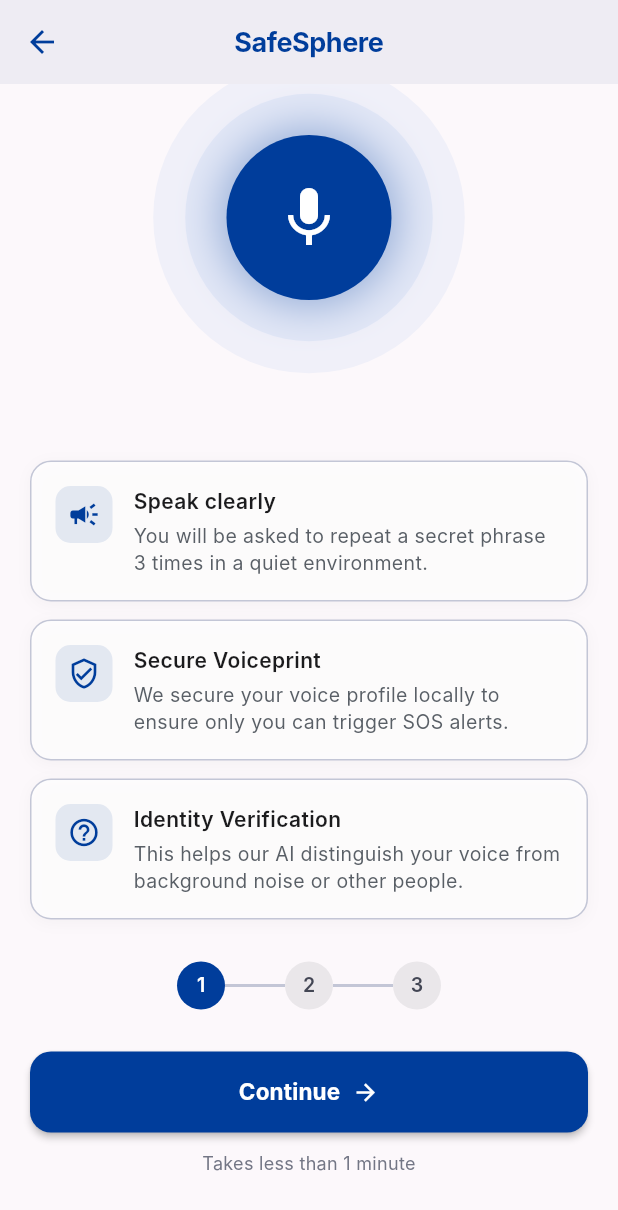
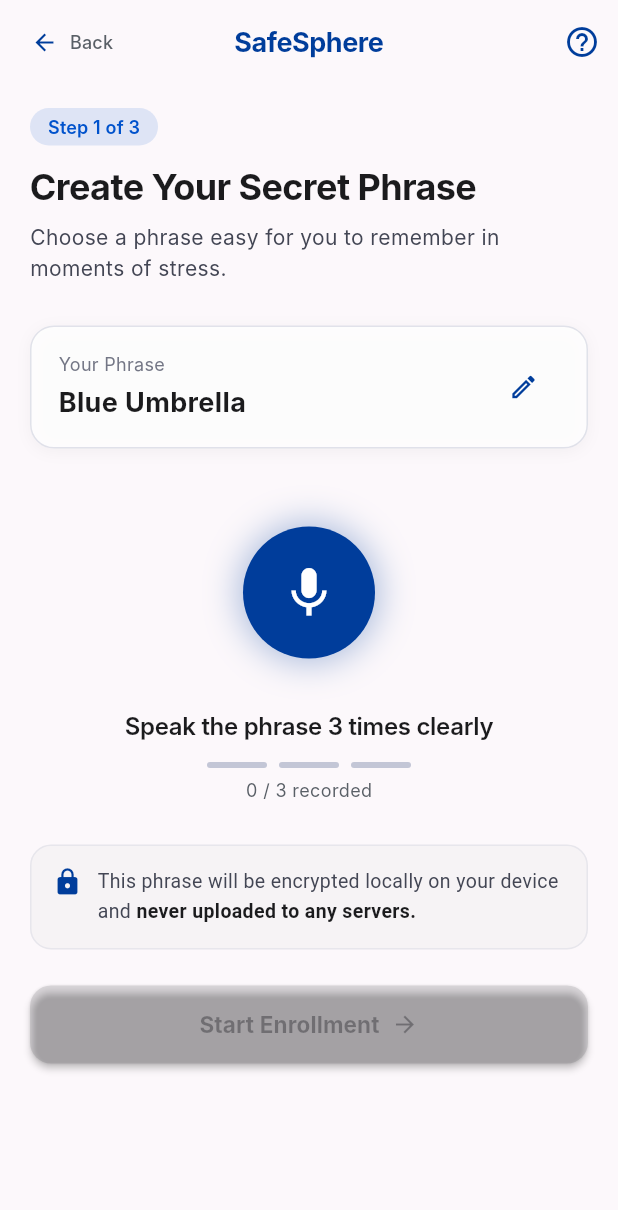
Before and after one commit to SidFlames/twoppl-v2v, a Flutter app: the VoiceEnrollmentIntroScreen screen opened directly, scrolled down 181 dp, after a tap on "Continue", on a phone screen of 412 x 824 dp. Shown: the top 1210 px of the screen. Run offline on Flutter 3.47's test engine with Material 3 defaults, Android fonts, the phone set to English and light mode, and no system bars; our stand-ins replace image_picker; Roboto replaces fonts that are missing (Inter).

Commit message:
secret phase recording done

```diff
--- /dev/null
+++ b/lumora/lib/screens/secret_phrase_setup_screen.dart
@@ -0,0 +1,529 @@
+import 'package:flutter/material.dart';
+
+class SecretPhraseSetupScreen extends StatefulWidget {
+  const SecretPhraseSetupScreen({super.key});
+
+  @override
+  State<SecretPhraseSetupScreen> createState() =>
+      _SecretPhraseSetupScreenState();
+}
+
+class _SecretPhraseSetupScreenState extends State<SecretPhraseSetupScreen>
+    with SingleTickerProviderStateMixin {
+  static const _primary = Color(0xFF003D9B);
+  static const _primaryContainer = Color(0xFF0052CC);
+  static const _secondary = Color(0xFF595F66);
+  static const _onSurface = Color(0xFF1B1B1D);
+  static const _onSurfaceVariant = Color(0xFF434654);
+  static const _outlineVariant = Color(0xFFC3C6D6);
+  static const _surfaceContainerLow = Color(0xFFF6F3F5);
+  static const _surface = Color(0xFFFCF8FB);
+
+  static const List<String> _suggestedPhrases = [
+    'Blue Umbrella',
+    'Golden Sunset',
+    'Purple Mountain',
+    'Silver Lighthouse',
+    'Crimson Falcon',
+  ];
+
+  late final AnimationController _pulseController;
+  late final Animation<double> _pulseScale;
+  late final Animation<double> _pulseOpacity;
+
+  String _selectedPhrase = 'Blue Umbrella';
+  bool _isRecording = false;
+  int _recordCount = 0; // 0 = none recorded yet
+
+  @override
+  void initState() {
+    super.initState();
+    _pulseController = AnimationController(
+      vsync: this,
+      duration: const Duration(milliseconds: 2000),
+    )..repeat();
+
+    _pulseScale = Tween<double>(begin: 1.0, end: 1.3).animate(
+      CurvedAnimation(parent: _pulseController, curve: Curves.easeInOut),
+    );
+    _pulseOpacity = Tween<double>(begin: 0.4, end: 0.0).animate(
+      CurvedAnimation(parent: _pulseController, curve: Curves.easeInOut),
+    );
+  }
+
+  @override
+  void dispose() {
+    _pulseController.dispose();
+    super.dispose();
+  }
+
+  void _toggleRecording() {
+    setState(() {
+      _isRecording = !_isRecording;
+    });
+
+    if (_isRecording) {
+      // Simulate recording for 2s then auto-stop and count
+      Future.delayed(const Duration(seconds: 2), () {
+        if (!mounted) return;
+        setState(() {
+          _isRecording = false;
+          if (_recordCount < 3) _recordCount++;
+        });
+      });
+    }
+  }
+
+  void _showEditPhraseDialog() {
+    String temp = _selectedPhrase;
+    showDialog<void>(
+      context: context,
+      builder: (ctx) {
+        return AlertDialog(
+          backgroundColor: _surface,
+          shape:
+              RoundedRectangleBorder(borderRadius: BorderRadius.circular(20)),
+          title: const Text(
+            'Choose a Phrase',
+            style: TextStyle(
+              fontSize: 18,
+              fontWeight: FontWeight.w700,
+              color: _onSurface,
+            ),
+          ),
+          content: SizedBox(
+            width: double.maxFinite,
+            child: Column(
+              mainAxisSize: MainAxisSize.min,
+              crossAxisAlignment: CrossAxisAlignment.start,
+              children: [
+                const Text(
+                  'Select a suggestion or type your own:',
+                  style: TextStyle(fontSize: 13, color: _secondary),
+                ),
+                const SizedBox(height: 12),
+                ..._suggestedPhrases.map((phrase) {
+                  return StatefulBuilder(builder: (ctx2, setInner) {
+                    final selected = temp == phrase;
+                    return GestureDetector(
+                      onTap: () => setInner(() => temp = phrase),
+                      child: Padding(
+                        padding: const EdgeInsets.symmetric(vertical: 6),
+                        child: Row(
+                          children: [
+                            Icon(
+                              selected
+                                  ? Icons.radio_button_checked
+                                  : Icons.radio_button_unchecked,
+                              color: selected ? _primary : const Color(0xFF737685),
+                              size: 20,
+                            ),
+                            const SizedBox(width: 10),
+                            Text(
+                              phrase,
+                              style: TextStyle(
+                                fontSize: 14,
+                                fontWeight: selected
+                                    ? FontWeight.w600
+                                    : FontWeight.w400,
+                                color: selected ? _primary : _onSurface,
+                              ),
+                            ),
+                          ],
+                        ),
+                      ),
+                    );
+                  });
+                }),
+                const SizedBox(height: 8),
+                TextField(
+                  decoration: InputDecoration(
+                    hintText: 'Or type your own phrase…',
+                    hintStyle:
+                        const TextStyle(fontSize: 13, color: Color(0xFF737685)),
+                    filled: true,
+                    fillColor: const Color(0xFFF0EDEF),
+                    contentPadding: const EdgeInsets.symmetric(
+                        horizontal: 14, vertical: 12),
+                    border: OutlineInputBorder(
+                      borderRadius: BorderRadius.circular(12),
+                      borderSide: BorderSide.none,
+                    ),
+                  ),
+                  onChanged: (v) => temp = v,
+                  style: const TextStyle(fontSize: 14, color: _onSurface),
+                ),
+              ],
+            ),
+          ),
+          actions: [
+            TextButton(
+              onPressed: () => Navigator.of(ctx).pop(),
+              child: const Text('Cancel',
+                  style: TextStyle(color: _secondary, fontSize: 14)),
+            ),
+            FilledButton(
+              style: FilledButton.styleFrom(
+                backgroundColor: _primary,
+                shape: RoundedRectangleBorder(
+                    borderRadius: BorderRadius.circular(10)),
+              ),
+              onPressed: () {
+                setState(() {
+                  _selectedPhrase = temp;
+                  _recordCount = 0; // Reset count on phrase change
+                });
+                Navigator.of(ctx).pop();
+              },
+              child: const Text('Save'),
+            ),
+          ],
+        );
+      },
+    );
+  }
+
+  @override
+  Widget build(BuildContext context) {
+    return Scaffold(
+      backgroundColor: _surface,
+      appBar: AppBar(
+        backgroundColor: _surface,
+        elevation: 0,
+        leading: TextButton.icon(
+          onPressed: () => Navigator.of(context).pop(),
+          icon: const Icon(Icons.arrow_back, color: _primary, size: 18),
+          label: const Text(
+            'Back',
+            style: TextStyle(
+              color: _secondary,
+              fontSize: 12,
+              fontWeight: FontWeight.w500,
+            ),
+          ),
+        ),
+        leadingWidth: 100,
+        title: const Text(
+          'SafeSphere',
+          style: TextStyle(
+            fontSize: 18,
+            fontWeight: FontWeight.w700,
+            color: _primary,
+            letterSpacing: -0.3,
+          ),
+        ),
+        centerTitle: true,
+        actions: [
+          IconButton(
+            icon: const Icon(Icons.help_outline, color: _primary),
+            onPressed: () {},
+          ),
+        ],
+      ),
+      body: SafeArea(
+        child: SingleChildScrollView(
+          padding: const EdgeInsets.fromLTRB(20, 16, 20, 24),
+          child: Column(
+            crossAxisAlignment: CrossAxisAlignment.start,
+            children: [
+              // Step badge
+              Container(
+                padding:
+                    const EdgeInsets.symmetric(horizontal: 12, vertical: 4),
+                decoration: BoxDecoration(
+                  color: _primaryContainer.withValues(alpha: 0.12),
+                  borderRadius: BorderRadius.circular(999),
+                ),
+                child: const Text(
+                  'Step 1 of 3',
+                  style: TextStyle(
+                    fontSize: 12,
+                    fontWeight: FontWeight.w600,
+                    color: _primaryContainer,
+                    letterSpacing: 0.1,
+                  ),
+                ),
+              ),
+              const SizedBox(height: 10),
+
+              // Title
+              const Text(
+                'Create Your Secret Phrase',
+                style: TextStyle(
+                  fontSize: 24,
+                  fontWeight: FontWeight.w700,
+                  color: _onSurface,
+                  letterSpacing: -0.4,
+                ),
+              ),
+              const SizedBox(height: 6),
+              const Text(
+                'Choose a phrase easy for you to remember in moments of stress.',
+                style: TextStyle(
+                  fontSize: 14,
+                  color: _onSurfaceVariant,
+                  height: 1.5,
+                ),
+              ),
+              const SizedBox(height: 28),
+
+              // Phrase display card
+              Container(
+                width: double.infinity,
+                padding: const EdgeInsets.symmetric(horizontal: 18, vertical: 16),
+                decoration: BoxDecoration(
+                  color: Colors.white.withValues(alpha: 0.80),
+                  borderRadius: BorderRadius.circular(16),
+                  border: Border.all(color: _outlineVariant.withValues(alpha: 0.5)),
+                  boxShadow: const [
+                    BoxShadow(
+                      color: Color(0x0A000000),
+                      blurRadius: 8,
+                      offset: Offset(0, 2),
+                    ),
+                  ],
+                ),
+                child: Row(
+                  children: [
+                    Expanded(
+                      child: Column(
+                        crossAxisAlignment: CrossAxisAlignment.start,
+                        children: [
+                          const Text(
+                            'Your Phrase',
+                            style: TextStyle(
+                              fontSize: 12,
+                              color: Color(0xFF737685),
+                              letterSpacing: 0.2,
+                            ),
+                          ),
+                          const SizedBox(height: 4),
+                          Text(
+                            _selectedPhrase,
+                            style: const TextStyle(
+                              fontSize: 18,
+                              fontWeight: FontWeight.w700,
+                              color: _onSurface,
+                            ),
+                          ),
+                        ],
+                      ),
+                    ),
+                    IconButton(
+                      onPressed: _showEditPhraseDialog,
+                      icon: const Icon(Icons.edit_outlined,
+                          color: _primary, size: 20),
+                      style: IconButton.styleFrom(
+                        backgroundColor:
+                            const Color(0xFF003D9B).withValues(alpha: 0.0),
+                        shape: const CircleBorder(),
+                      ),
+                    ),
+                  ],
+                ),
+              ),
+              const SizedBox(height: 36),
+
+              // Mic section
+              Center(
+                child: Column(
+                  children: [
+                    // Pulsing mic button
+                    SizedBox(
+                      width: 120,
+                      height: 120,
+                      child: Stack(
+                        alignment: Alignment.center,
+                        children: [
+                          // Pulse ring
+                          AnimatedBuilder(
+                            animation: _pulseController,
+                            builder: (context, child) {
+                              return Transform.scale(
+                                scale: _isRecording ? _pulseScale.value : 1.0,
+                                child: Opacity(
+                                  opacity: _isRecording
+                                      ? _pulseOpacity.value
+                                      : 0.0,
+                                  child: Container(
+                                    width: 110,
+                                    height: 110,
+                                    decoration: BoxDecoration(
+                                      shape: BoxShape.circle,
+                                      color: _primary.withValues(alpha: 0.25),
+                                    ),
+                                  ),
+                                ),
+                              );
+                            },
+                          ),
+                          // Mic button
+                          GestureDetector(
+                            onTap: _recordCount < 3 ? _toggleRecording : null,
+                            child: AnimatedContainer(
+                              duration: const Duration(milliseconds: 200),
+                              width: 88,
+                              height: 88,
+                              decoration: BoxDecoration(
+                                shape: BoxShape.circle,
+                                color:
+                                    _isRecording ? const Color(0xFF8C0005) : _primary,
+                                boxShadow: [
+                                  BoxShadow(
+                                    color: (_isRecording
+                                            ? const Color(0xFF8C0005)
+                                            : _primary)
+                                        .withValues(alpha: 0.35),
+                                    blurRadius: 20,
+                                    spreadRadius: 2,
+                                  ),
+                                ],
+                              ),
+                              child: Icon(
+                                _isRecording ? Icons.stop : Icons.mic,
+                                color: Colors.white,
+                                size: 40,
+                              ),
+                            ),
+                          ),
+                        ],
+                      ),
+                    ),
+                    const SizedBox(height: 18),
+
+                    // Instruction text
+                    Text(
+                      _isRecording
+                          ? 'Recording… speak clearly'
+                          : _recordCount == 3
+                              ? 'All 3 recordings done!'
+                              : 'Speak the phrase 3 times clearly',
+                      style: TextStyle(
+                        fontSize: 16,
+                        fontWeight: FontWeight.w600,
+                        color: _isRecording
+                            ? const Color(0xFF8C0005)
+                            : _onSurface,
+                        letterSpacing: -0.2,
+                      ),
+                      textAlign: TextAlign.center,
+                    ),
+                    const SizedBox(height: 12),
+
+                    // 3 progress bars
+                    Row(
+                      mainAxisAlignment: MainAxisAlignment.center,
+                      children: List.generate(3, (i) {
+                        final filled = i < _recordCount;
+                        return AnimatedContainer(
+                          duration: const Duration(milliseconds: 300),
+                          width: 40,
+                          height: 4,
+                          margin: const EdgeInsets.symmetric(horizontal: 4),
+                          decoration: BoxDecoration(
+                            color: filled ? _primary : _outlineVariant,
+                            borderRadius: BorderRadius.circular(99),
+                          ),
+                        );
+                      }),
+                    ),
+                    const SizedBox(height: 6),
+                    Text(
+                      '$_recordCount / 3 recorded',
+                      style: const TextStyle(
+                        fontSize: 12,
+                        color: _secondary,
+                      ),
+                    ),
+                  ],
+                ),
+              ),
+              const SizedBox(height: 28),
+
+              // Privacy card
+              Container(
+                padding: const EdgeInsets.all(14),
+                decoration: BoxDecoration(
+                  color: _surfaceContainerLow,
+                  borderRadius: BorderRadius.circular(14),
+                  border: Border.all(
+                      color: _outlineVariant.withValues(alpha: 0.30)),
+                ),
+                child: const Row(
+                  crossAxisAlignment: CrossAxisAlignment.start,
+                  children: [
+                    Icon(Icons.lock, color: _primary, size: 20),
+                    SizedBox(width: 10),
+                    Expanded(
+                      child: Text.rich(
+                        TextSpan(
+                          text:
+                              'This phrase will be encrypted locally on your device and ',
+                          style: TextStyle(
+                            fontSize: 13,
+                            color: _onSurfaceVariant,
+                            height: 1.5,
+                          ),
+                          children: [
+                            TextSpan(
+                              text: 'never uploaded to any servers.',
+                              style: TextStyle(
+                                fontWeight: FontWeight.w700,
+                                color: _onSurface,
+                              ),
+                            ),
+                          ],
+                        ),
+                      ),
+                    ),
+                  ],
+                ),
+              ),
+              const SizedBox(height: 24),
+
+              // Start Enrollment button
+              SizedBox(
+                width: double.infinity,
+                height: 52,
+                child: FilledButton(
+                  style: FilledButton.styleFrom(
+                    backgroundColor: _primary,
+                    foregroundColor: Colors.white,
+                    shape: RoundedRectangleBorder(
+                        borderRadius: BorderRadius.circular(14)),
+                    elevation: 2,
+                  ),
+                  onPressed: _recordCount >= 3
+                      ? () {
+                          // Navigate to next step (Recording Step 2)
+                          ScaffoldMessenger.of(context).showSnackBar(
+                            const SnackBar(
+                              content: Text('Voice enrollment complete!'),
+                              backgroundColor: Color(0xFF003D9B),
+                            ),
+                          );
+                          Navigator.of(context)
+                              .popUntil((route) => route.isFirst);
+                        }
+                      : null,
+                  child: const Row(
+                    mainAxisAlignment: MainAxisAlignment.center,
+                    children: [
+                      Text(
+                        'Start Enrollment',
+                        style: TextStyle(
+                            fontSize: 15, fontWeight: FontWeight.w700),
+                      ),
+                      SizedBox(width: 8),
+                      Icon(Icons.arrow_forward, size: 18),
+                    ],
+                  ),
+                ),
+              ),
+            ],
+          ),
+        ),
+      ),
+    );
+  }
+}
--- a/lumora/lib/screens/voice_enrollment_intro_screen.dart
+++ b/lumora/lib/screens/voice_enrollment_intro_screen.dart
@@ -1,4 +1,5 @@
 import 'package:flutter/material.dart';
+import 'secret_phrase_setup_screen.dart';
 
 class VoiceEnrollmentIntroScreen extends StatefulWidget {
   const VoiceEnrollmentIntroScreen({super.key});
@@ -214,8 +215,11 @@ class _VoiceEnrollmentIntroScreenState
                     elevation: 2,
                   ),
                   onPressed: () {
-                    // Navigate to recording voiceprint screen
-                    // Navigator.of(context).push(MaterialPageRoute(builder: (_) => const RecordingVoiceprintScreen()));
+                    Navigator.of(context).push(
+                      MaterialPageRoute<void>(
+                        builder: (_) => const SecretPhraseSetupScreen(),
+                      ),
+                    );
                   },
                   child: const Row(
                     mainAxisAlignment: MainAxisAlignment.center,
```
